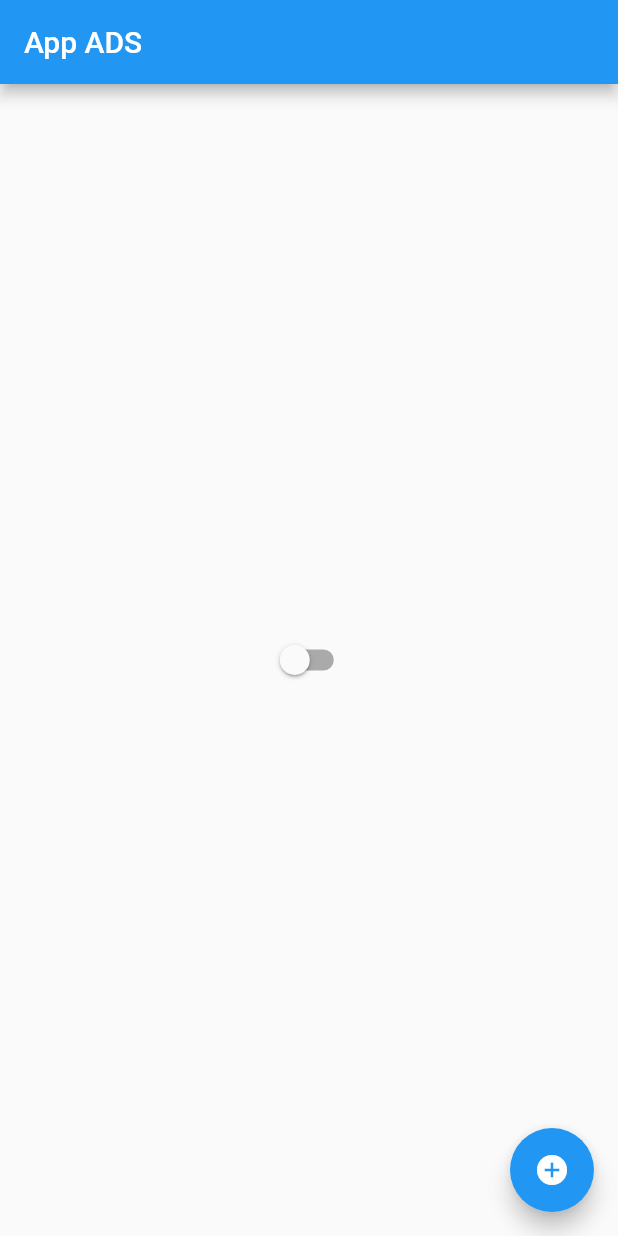
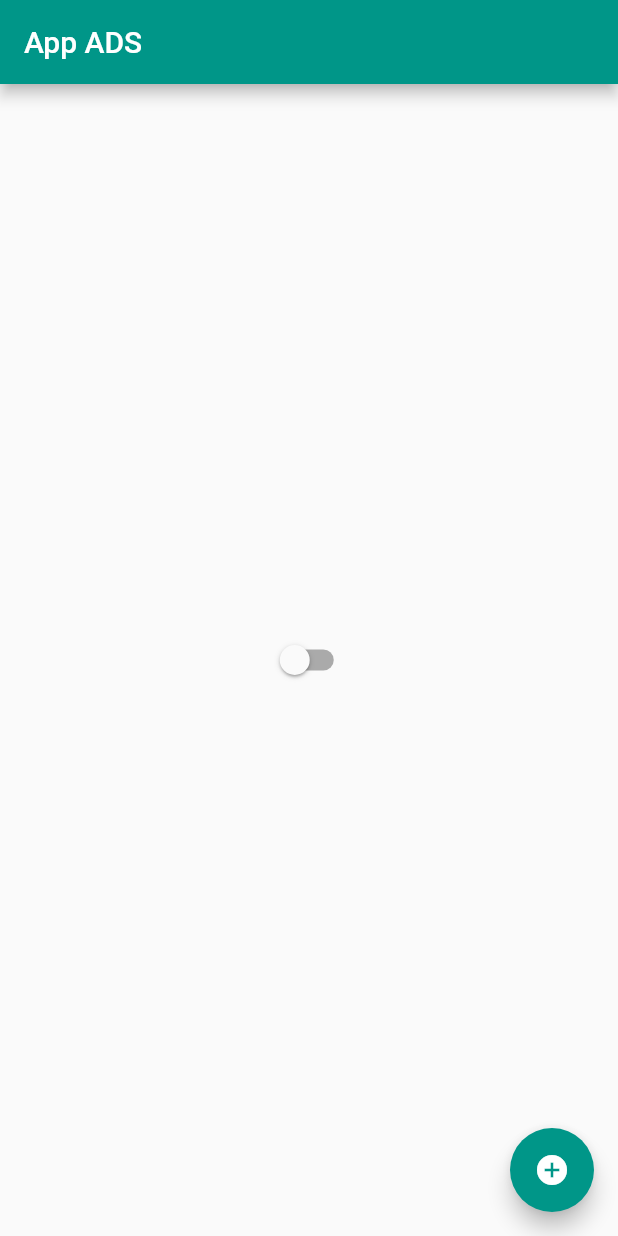
Before and after one commit to keucilene/dispositivos-moveis, a Flutter app: the screen it shows after launch, on a phone screen of 412 x 824 dp. Run offline on Flutter 3.47's test engine with Material 2 defaults, Android fonts, the phone set to English and light mode, and no system bars.

Commit message:
Keucilene - Atividade Obrigatória 2 - Aula 1.8.1
Aula 1.8.1 Componentização Widgets

```diff
--- a/keucilene/2-flutter-na-pratica/ola_mundo/lib/app_widget.dart
+++ b/keucilene/2-flutter-na-pratica/ola_mundo/lib/app_widget.dart
@@ -13,7 +13,7 @@ class AppWidget extends StatelessWidget {
       builder: (BuildContext context, child) {
         return MaterialApp(
           theme: ThemeData(
-            primarySwatch: Colors.blue,
+            primarySwatch: Colors.teal,
             brightness: AppController.instance.isDark
                 ? Brightness.dark
                 : Brightness.light,
--- a/keucilene/2-flutter-na-pratica/ola_mundo/lib/home_page.dart
+++ b/keucilene/2-flutter-na-pratica/ola_mundo/lib/home_page.dart
@@ -19,12 +19,7 @@ class HomePageState extends State<HomePage> {
         title: Text('App ADS'),
       ),
       body: Center(
-        child: Switch(
-          value: AppController.instance.isDark,
-          onChanged: (value) {
-            AppController.instance.changeTheme();
-          },
-        ),
+        child: CustomSwitch(),
       ),
       floatingActionButton: FloatingActionButton(
         child: Icon(Icons.add_circle),
@@ -38,3 +33,15 @@ class HomePageState extends State<HomePage> {
     );
   }
 }
+
+class CustomSwitch extends StatelessWidget {
+  @override
+  Widget build(BuildContext context) {
+    return Switch(
+      value: AppController.instance.isDark,
+      onChanged: (value) {
+        AppController.instance.changeTheme();
+      },
+    );
+  }
+}
```
